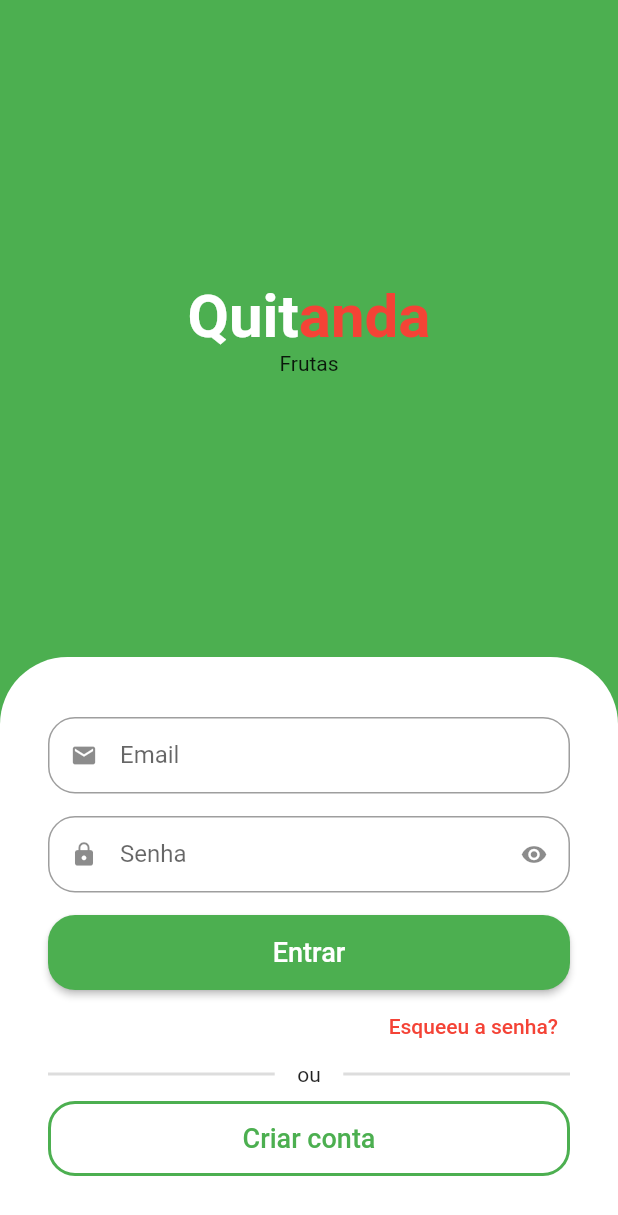
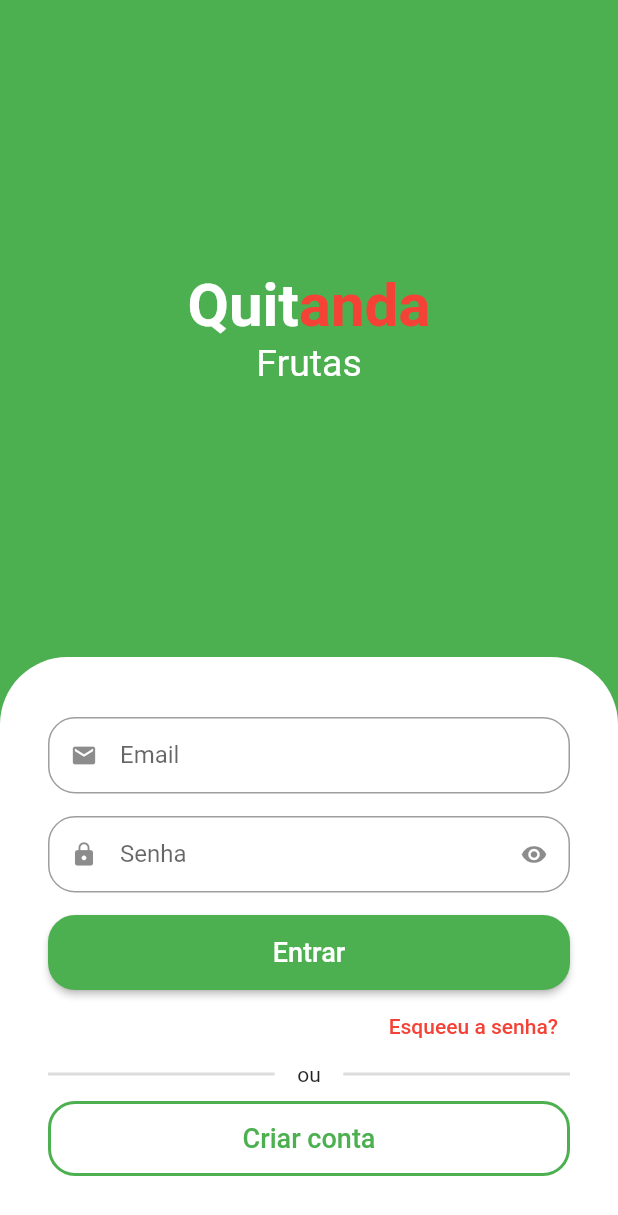
Before and after one commit to AdrianoRAV/e-commerce-front, a Flutter app: the screen it shows after launch, on a phone screen of 412 x 824 dp. Shown: the top 1215 px of the screen. Run offline on Flutter 3.47's test engine with Material 2 defaults, Android fonts, the phone set to English and light mode, and no system bars; drawn by our look-alikes of animated_text_kit.

Commit message:
animação no text

```diff
--- a/lib/src/auth/sign_in_screen.dart
+++ b/lib/src/auth/sign_in_screen.dart
@@ -1,3 +1,4 @@
+import 'package:animated_text_kit/animated_text_kit.dart';
 import 'package:flutter/cupertino.dart';
 import 'package:flutter/material.dart';
 import 'package:quitanda/src/auth/components/custom_tex_field.dart';
@@ -14,8 +15,9 @@ class SignInScreen extends StatelessWidget {
           Expanded(
             child: Column(
               mainAxisAlignment: MainAxisAlignment.center,
-              children: const [
-                Text.rich(
+              children:  [
+                // Nome do App
+                const Text.rich(
                   TextSpan(
                     style: TextStyle(
                       fontSize: 40,
@@ -38,7 +40,32 @@ class SignInScreen extends StatelessWidget {
                     ],
                   ),
                 ),
-                Text('Frutas'),
+
+                // Categorias
+                SizedBox(
+                  height: 30,
+                  child: DefaultTextStyle(
+                    style: const TextStyle(
+                      fontSize: 25,
+                      color: Colors.white,
+                    ),
+                    child: AnimatedTextKit(
+                      pause: Duration.zero,
+                      repeatForever: true,
+                      animatedTexts: [
+
+                        FadeAnimatedText('Frutas'),
+                        FadeAnimatedText('Flores'),
+                        FadeAnimatedText('Verduras'),
+                        FadeAnimatedText('Cereais'),
+                        FadeAnimatedText('Vegetais'),
+                        FadeAnimatedText('Laticionios'),
+                        FadeAnimatedText('Legumes'),
+                      ],
+                      ),
+                  ),
+                ),
+
               ],
             ),
           ),
--- a/pubspec.yaml
+++ b/pubspec.yaml
@@ -34,6 +34,8 @@ dependencies:
   # The following adds the Cupertino Icons font to your application.
   # Use with the CupertinoIcons class for iOS style icons.
   cupertino_icons: ^1.0.2
+
+  animated_text_kit: ^4.2.2
 
 dev_dependencies:
   flutter_test:
```
Also changed, not shown: pubspec.lock.
